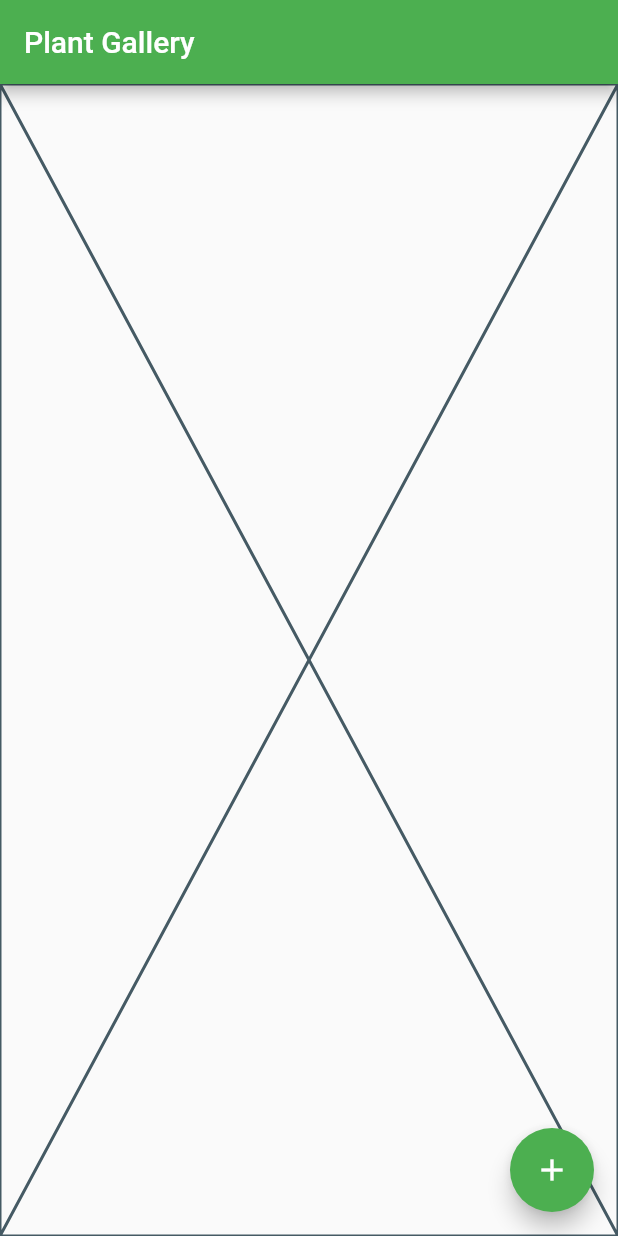
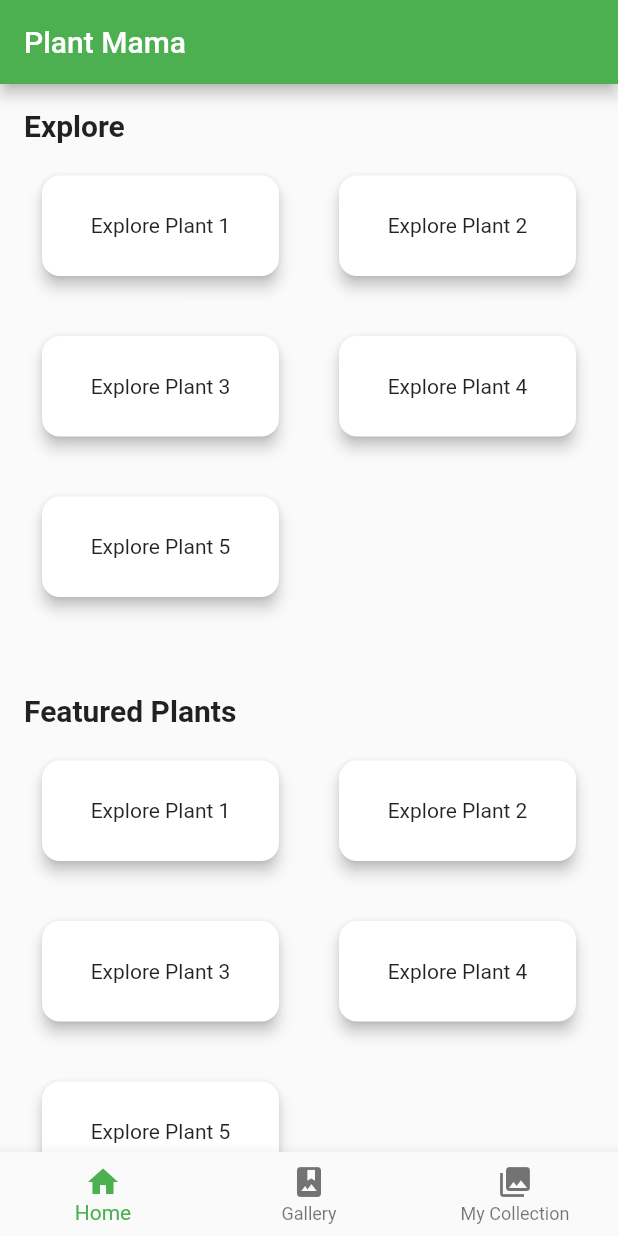
Before and after one commit to Davidwk123/CPSC-4250-PlantMama, a Flutter app: the screen it shows after launch, on a phone screen of 412 x 824 dp. Run offline on Flutter 3.47's test engine with Material 2 defaults, Android fonts, the phone set to English and light mode, and no system bars; our stand-ins replace go_router.

Commit message:
Basic layout for homepage

```diff
--- /dev/null
+++ b/lib/home_page.dart
@@ -0,0 +1,161 @@
+import 'package:flutter/material.dart';
+// Import GalleryPage and MyCollectionPage widgets
+// import 'gallery_page.dart';
+// import 'my_collection_page.dart';
+
+class HomePage extends StatefulWidget {
+  const HomePage({Key? key}) : super(key: key);
+
+  @override
+  _HomePageState createState() => _HomePageState();
+}
+
+class _HomePageState extends State<HomePage> {
+  int _selectedIndex = 0;
+
+  static List<Widget> _pages = <Widget>[
+    const Home(),
+    //const GalleryPage(),
+    //const MyCollectionPage(),
+  ];
+
+  void _onItemTapped(int index) {
+    setState(() {
+      _selectedIndex = index;
+    });
+  }
+
+  @override
+  Widget build(BuildContext context) {
+    return Scaffold(
+      appBar: AppBar(
+        title: Text('Plant Mama'),
+      ),
+      body: _pages[_selectedIndex],
+      bottomNavigationBar: BottomNavigationBar(
+        items: const <BottomNavigationBarItem>[
+          BottomNavigationBarItem(
+            icon: Icon(Icons.home),
+            label: 'Home',
+          ),
+          BottomNavigationBarItem(
+            icon: Icon(Icons.photo_album),
+            label: 'Gallery',
+          ),
+          BottomNavigationBarItem(
+            icon: Icon(Icons.collections),
+            label: 'My Collection',
+          ),
+        ],
+        currentIndex: _selectedIndex,
+        onTap: _onItemTapped,
+      ),
+    );
+  }
+}
+
+class Home extends StatelessWidget {
+  const Home({Key? key}) : super(key: key);
+
+  @override
+  Widget build(BuildContext context) {
+    return SingleChildScrollView(
+      child: Column(
+        crossAxisAlignment: CrossAxisAlignment.start,
+        children: [
+          PlantSection(title: 'Explore', plants: explorePlants),
+          PlantSection(title: 'Featured Plants', plants: featuredPlants),
+          PlantSection(title: 'Recommended Plants', plants: recommendedPlants),
+        ],
+      ),
+    );
+  }
+}
+
+class PlantSection extends StatelessWidget {
+  final String title;
+  final List<String> plants;
+
+  const PlantSection({required this.title, required this.plants, Key? key}) : super(key: key);
+
+  @override
+  Widget build(BuildContext context) {
+    return Padding(
+      padding: const EdgeInsets.all(16),
+      child: Column(
+        crossAxisAlignment: CrossAxisAlignment.start,
+        children: [
+          Text(
+            title,
+            style: TextStyle(fontSize: 20, fontWeight: FontWeight.bold),
+          ),
+          SizedBox(height: 10),
+          GridView.builder(
+            itemCount: plants.length,
+            shrinkWrap: true,
+            physics: NeverScrollableScrollPhysics(),
+            gridDelegate: SliverGridDelegateWithFixedCrossAxisCount(
+              crossAxisCount: 2,
+              crossAxisSpacing: 16,
+              mainAxisSpacing: 16,
+              childAspectRatio: 2,
+            ),
+            itemBuilder: (BuildContext context, int index) {
+              return PlantCard(plant: plants[index]);
+            },
+          ),
+          SizedBox(height: 20),
+        ],
+      ),
+    );
+  }
+}
+
+
+class PlantCard extends StatelessWidget {
+  final String plant;
+
+  const PlantCard({required this.plant, Key? key}) : super(key: key);
+
+  @override
+  Widget build(BuildContext context) {
+    return Padding(
+      padding: const EdgeInsets.all(8.0),
+      child: SizedBox(
+        width: 150,
+        child: Card(
+          shape: RoundedRectangleBorder(borderRadius: BorderRadius.circular(12)),
+          elevation: 4,
+          child: Padding(
+            padding: const EdgeInsets.all(16.0),
+            child: Center(child: Text(plant)),
+          ),
+        ),
+      ),
+    );
+  }
+}
+
+final List<String> explorePlants = [
+  'Explore Plant 1',
+  'Explore Plant 2',
+  'Explore Plant 3',
+  'Explore Plant 4',
+  'Explore Plant 5',
+];
+
+final List<String> featuredPlants = [
+  'Explore Plant 1',
+  'Explore Plant 2',
+  'Explore Plant 3',
+  'Explore Plant 4',
+  'Explore Plant 5',
+];
+
+final List<String> recommendedPlants = [
+  'Explore Plant 1',
+  'Explore Plant 2',
+  'Explore Plant 3',
+  'Explore Plant 4',
+  'Explore Plant 5',
+];
--- a/lib/main.dart
+++ b/lib/main.dart
@@ -1,5 +1,6 @@
 import 'package:flutter/material.dart';
 import 'package:go_router/go_router.dart';
+import 'package:plant_mama/home_page.dart';
 import 'package:plant_mama/plant_gallery_page.dart';
 
 void main() {
@@ -12,7 +13,7 @@ final router = GoRouter(
     GoRoute(
       path: '/home',
       name: 'home',
-      builder: (context, _) => const PlantGalleryPage(),
+      builder: (context, _) => const HomePage(),
     )
   ],
 );
```
